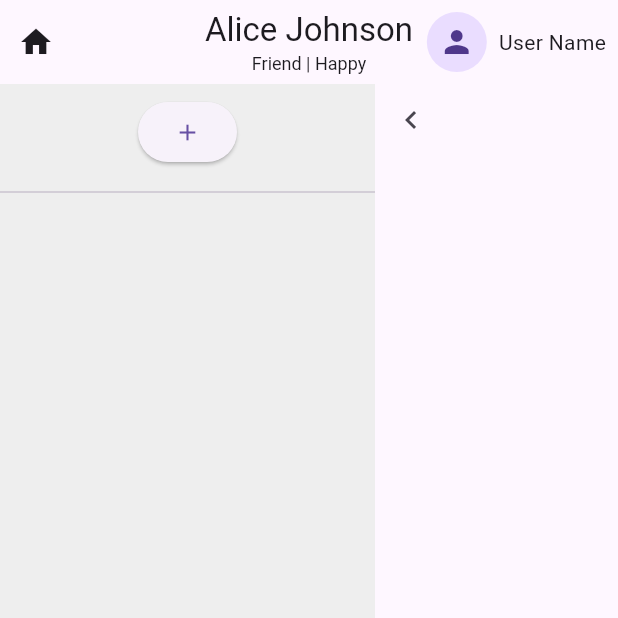
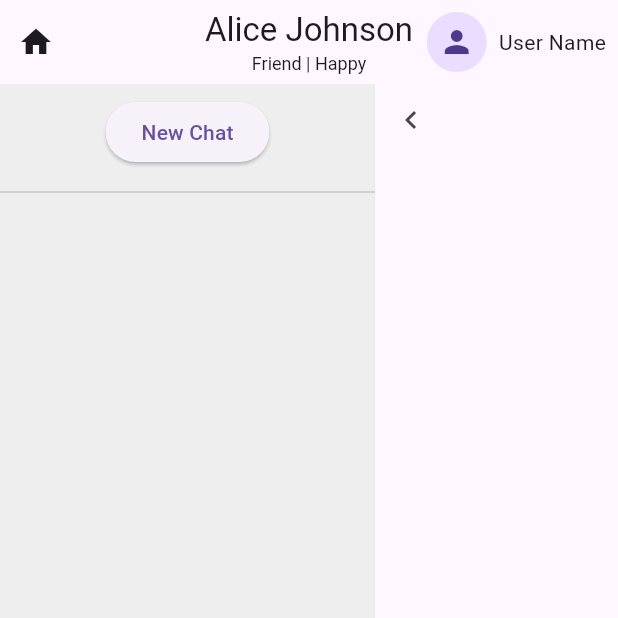
Before and after one commit to KexinWei/Senti, a Flutter app: the screen it shows after launch, after a tap on "AJ", on a phone screen of 412 x 824 dp, the top half of it. Run offline on Flutter 3.47's test engine with Material 3 defaults, Android fonts, the phone set to English and light mode, and no system bars.

Commit message:
fixed new chat bugs

```diff
--- a/frontend/lib/components/chat_conversation_view.dart
+++ b/frontend/lib/components/chat_conversation_view.dart
@@ -38,21 +38,16 @@ class ChatConversationView extends StatefulWidget {
 class _ChatConversationViewState extends State<ChatConversationView> {
   bool _isHistoryVisible = true;
   List<String> chatHistory = [];
-  // Manage selected target and additional state if needed
-  Target? selectedTarget;
-  bool _showAddUserForm = false;
 
   // Save current conversation session title to history (if any messages exist),
   // then clear current conversation and selected target.
-  void _startNewChat() {
-    if (selectedTarget != null && widget.messages.isNotEmpty) {
-      String sessionTitle = "Chat with ${selectedTarget!.name}";
+  void _startNewChat(Target target) {
+    if (widget.messages.isNotEmpty) {
+      String sessionTitle = "Chat with ${target.name}";
       chatHistory.add(sessionTitle);
     }
     setState(() {
-      selectedTarget = null;
       widget.messages.clear();
-      _showAddUserForm = false;
     });
   }
 
@@ -72,6 +67,7 @@ class _ChatConversationViewState extends State<ChatConversationView> {
         if (_isHistoryVisible)
           LeftSidebar(
             chatHistory: chatHistory,
+            currentTarget: widget.target,
             onNewChat: _startNewChat,
             onSessionSelected: (sessionTitle) {
               ScaffoldMessenger.of(context).showSnackBar(
--- a/frontend/lib/components/left_sidebar.dart
+++ b/frontend/lib/components/left_sidebar.dart
@@ -1,12 +1,15 @@
 import 'package:flutter/material.dart';
+import '../models/target.dart';
 
 class LeftSidebar extends StatelessWidget {
   final List<String> chatHistory;
-  final VoidCallback onNewChat;
+  final Target currentTarget;
+  final Function(Target) onNewChat;
   final Function(String) onSessionSelected;
 
   const LeftSidebar({
     required this.chatHistory,
+    required this.currentTarget,
     required this.onNewChat,
     required this.onSessionSelected,
   });
@@ -20,7 +23,10 @@ class LeftSidebar extends StatelessWidget {
         children: [
           Padding(
             padding: const EdgeInsets.all(8.0),
-            child: ElevatedButton(child: Icon(Icons.add), onPressed: onNewChat),
+            child: ElevatedButton(
+              child: Text("New Chat"),
+              onPressed: () => onNewChat(currentTarget),
+            ),
           ),
           Divider(),
           Expanded(
--- a/frontend/lib/screens/home_screen.dart
+++ b/frontend/lib/screens/home_screen.dart
@@ -2,7 +2,6 @@ import 'package:flutter/material.dart';
 import '../models/target.dart';
 import '../components/target_selection_view.dart';
 import '../components/chat_conversation_view.dart';
-import '../components/left_sidebar.dart';
 
 class HomeScreen extends StatefulWidget {
   @override
```
